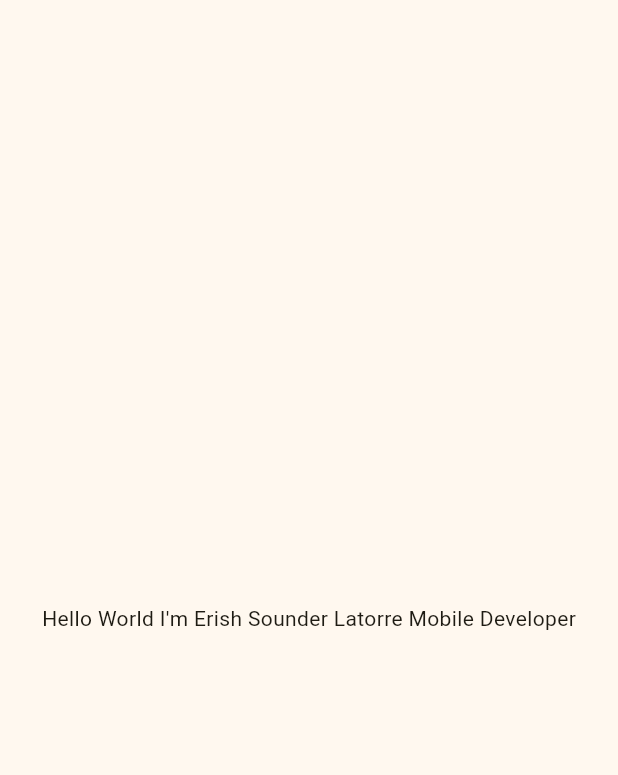
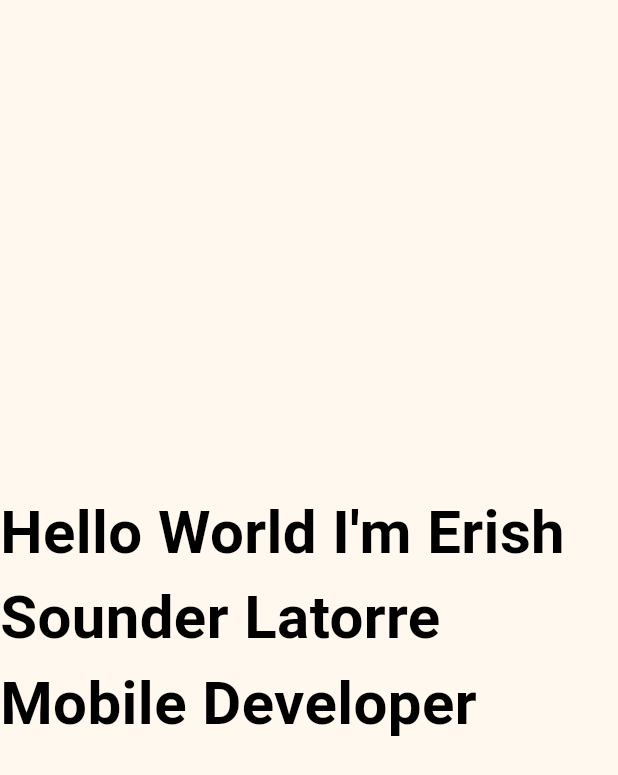
Before and after one commit to deveights/deveights, a Flutter app: the screen it shows after launch, on a phone screen of 412 x 824 dp. Shown: the top 775 px of the screen. Run offline on Flutter 3.47's test engine with Material 3 defaults, Android fonts, the light colour scheme and no system bars.

Commit message:
update texts

```diff
--- a/lib/main.dart
+++ b/lib/main.dart
@@ -11,7 +11,7 @@ class MyApp extends StatelessWidget {
   @override
   Widget build(BuildContext context) {
     return MaterialApp(
-      title: 'Flutter Demo',
+      title: 'DEVEIGHTS',
       theme: ThemeData(
         colorScheme: ColorScheme.fromSeed(seedColor: Colors.amberAccent),
       ),
--- a/lib/screen/home_screen.dart
+++ b/lib/screen/home_screen.dart
@@ -7,7 +7,14 @@ class HomeScreen extends StatelessWidget {
   Widget build(BuildContext context) {
     return Scaffold(
       body: Center(
-        child: Text('Hello World I\'m Erish Sounder Latorre Mobile Developer'),
+        child: Text(
+          'Hello World I\'m Erish Sounder Latorre Mobile Developer',
+          style: TextStyle(
+            fontWeight: FontWeight.bold,
+            fontSize: 40,
+            color: Colors.black,
+          ),
+        ),
       ),
     );
   }
```
